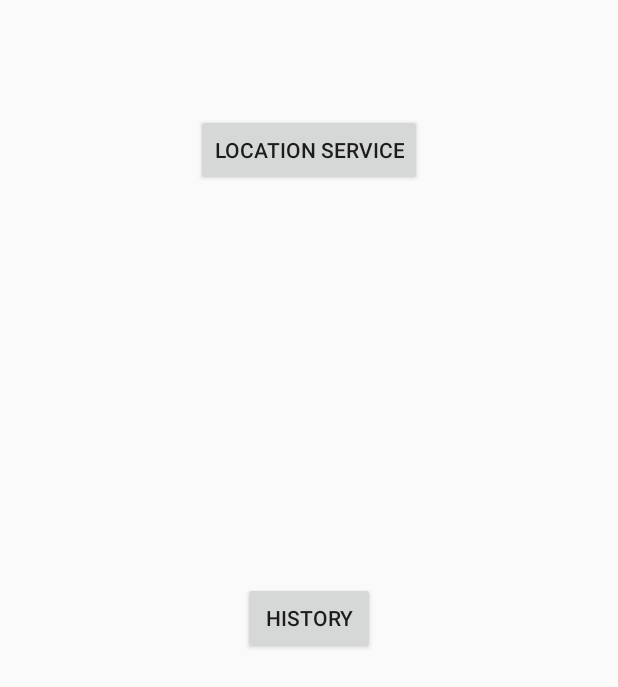
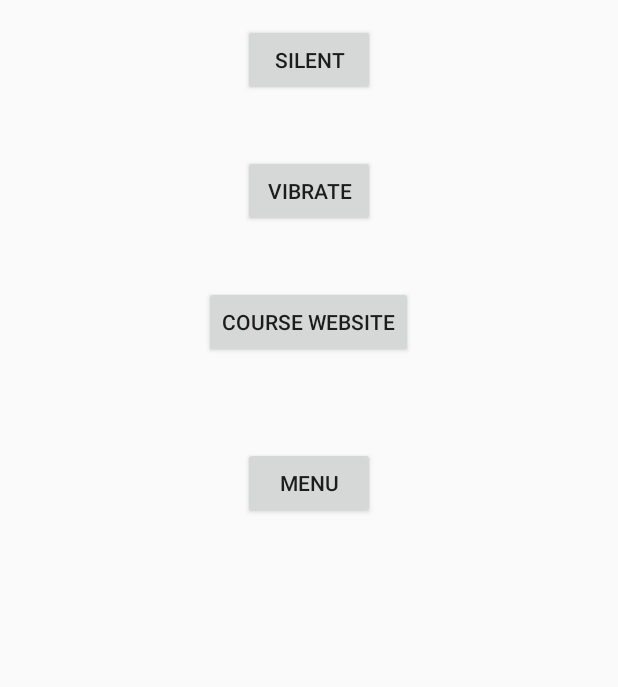
Before and after one commit to shubham12101/PCSMA-Project, an Android app: the layout activity_home.xml on its own in the app's theme, with its tools: preview values and no code run, on a phone screen of 412 x 824 dp. Shown: the top 687 px of the screen. Run offline under Robolectric (Android 15) with nearby library versions, the light colour scheme and no system bars.

Commit message:
menu notification added

```diff
--- a/Android/LocationService/app/src/main/java/com/pcsma/ifhtt/mainApp/Listeners/OnGetTaskListener.java
+++ b/Android/LocationService/app/src/main/java/com/pcsma/ifhtt/mainApp/Listeners/OnGetTaskListener.java
@@ -5,5 +5,5 @@ package com.pcsma.ifhtt.mainApp.Listeners;
  */
 public interface OnGetTaskListener {
 
-    void onTaskCompleted(String message);
+    void onTaskCompleted(String message, String type);
 }
--- a/Android/LocationService/app/src/main/res/layout/activity_home.xml
+++ b/Android/LocationService/app/src/main/res/layout/activity_home.xml
@@ -1,31 +1,34 @@
 <RelativeLayout xmlns:android="http://schemas.android.com/apk/res/android"
-    xmlns:tools="http://schemas.android.com/tools" android:layout_width="match_parent"
-    android:layout_height="match_parent" android:paddingLeft="@dimen/activity_horizontal_margin"
+                xmlns:tools="http://schemas.android.com/tools"
+                android:layout_width="match_parent"
+                android:layout_height="match_parent"
+                android:paddingLeft="@dimen/activity_horizontal_margin"
                 android:paddingRight="@dimen/activity_horizontal_margin"
                 android:paddingTop="@dimen/activity_vertical_margin"
                 android:paddingBottom="@dimen/activity_vertical_margin"
-    tools:context="com.pcsma.ifhtt.HomeActivity">
+                tools:context="com.pcsma.ifhtt.mainApp.HomeActivity">
 
     <Button
-        android:id="@+id/button1"
             android:layout_width="wrap_content"
             android:layout_height="wrap_content"
-        android:layout_alignParentTop="true"
-        android:layout_centerHorizontal="true"
-        android:layout_marginTop="60dp"
-        android:text="Location Service" />
-
+            android:text="Silent"
+            android:id="@+id/button_silent" android:layout_alignParentTop="true" android:layout_centerHorizontal="true"/>
     <Button
-        android:id="@+id/buttonHist"
             android:layout_width="wrap_content"
             android:layout_height="wrap_content"
-        android:layout_centerHorizontal="true"
-        android:layout_centerVertical="true"
-        android:text="History" />
-
-    <TextView
+            android:text="Vibrate"
+            android:id="@+id/button_vibrate" android:layout_below="@+id/button_silent" android:layout_centerHorizontal="true"
+            android:layout_marginTop="39dp"/>
+    <Button
             android:layout_width="wrap_content"
             android:layout_height="wrap_content"
-        android:id="@+id/textView_home"/>
-
+            android:text="Course Website"
+            android:id="@+id/button_course" android:layout_below="@+id/button_vibrate" android:layout_centerHorizontal="true"
+            android:layout_marginTop="39dp"/>
+    <Button
+            android:layout_width="wrap_content"
+            android:layout_height="wrap_content"
+            android:text="Menu"
+            android:id="@+id/button_menu" android:layout_below="@+id/button_course" android:layout_centerHorizontal="true"
+            android:layout_marginTop="59dp"/>
 </RelativeLayout>
```
Also changed, not shown: Android/LocationService/app/src/main/AndroidManifest.xml (+23 -15 lines), Android/LocationService/app/src/main/java/com/pcsma/ifhtt/mainApp/HomeActivity.java (added, +141 -0 lines), Android/LocationService/app/src/main/java/com/pcsma/ifhtt/mainApp/RecipeActions.java (+19 -5 lines), Android/LocationService/app/src/main/java/com/pcsma/ifhtt/mainApp/Tasks/GetTask.java (+25 -10 lines), Android/LocationService/app/src/main/res/menu/menu_home.xml (+7 -5 lines). Lines whose indentation alone changed are shown as unchanged.
